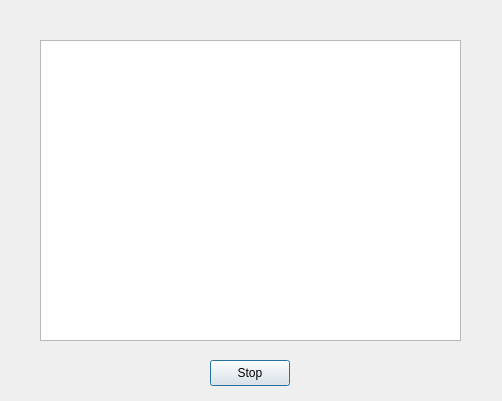
Above: src/server/server_app.ui from trigger-happy/Cerberus before the change. Below: the same form after it.
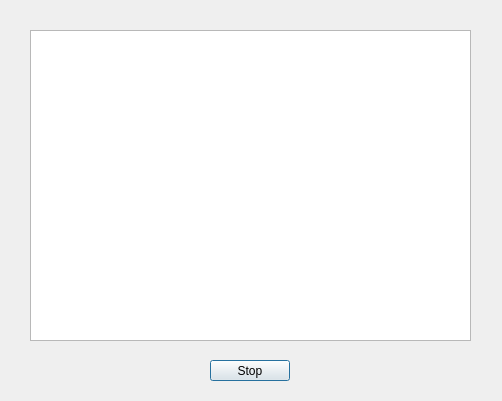
That is the form after the change.

Commit message: Made a few changes with server, played around with it and added more functionality.

```diff
--- a/src/server/server_app.ui
+++ b/src/server/server_app.ui
@@ -16,10 +16,10 @@
   <widget class="QTextBrowser" name="textBrowser">
    <property name="geometry">
     <rect>
-     <x>40</x>
-     <y>40</y>
-     <width>421</width>
-     <height>301</height>
+     <x>30</x>
+     <y>30</y>
+     <width>441</width>
+     <height>311</height>
     </rect>
    </property>
   </widget>
@@ -29,7 +29,7 @@
      <x>210</x>
      <y>360</y>
      <width>80</width>
-     <height>26</height>
+     <height>21</height>
     </rect>
    </property>
    <property name="text">
```
The commit also changes 3 other files.
